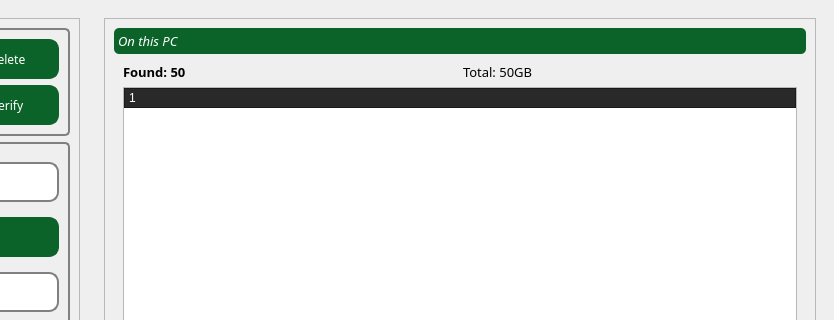
i0nsec/iFirmware-Toolkit, file _iFTK.ui: the form before one commit; both pictures show x 448 to 1282 and y 0 to 320 of the 1282 by 801 pixel window.
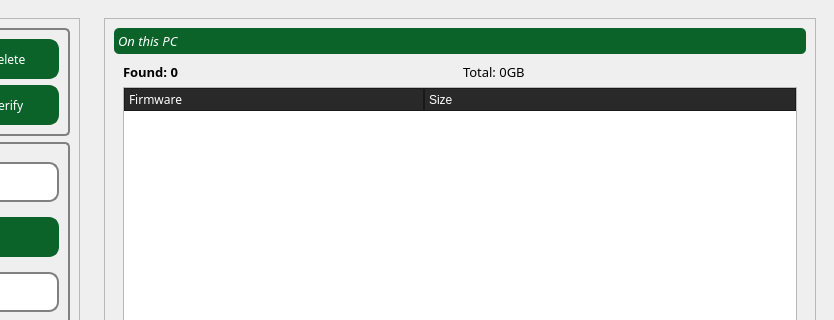
The form after the commit. Icons and pictures are not drawn.

What changed in the file:
```diff
--- a/_iFTK.ui
+++ b/_iFTK.ui
@@ -143,9 +143,25 @@
 
 QMenu {border: 1px solid black;}QMenu::item {background-color: transparent;}QMenu::item:selected {background-color: #654321;}</string>
                   </property>
+                  <attribute name="headerMinimumSectionSize">
+                   <number>50</number>
+                  </attribute>
+                  <attribute name="headerDefaultSectionSize">
+                   <number>300</number>
+                  </attribute>
                   <column>
                    <property name="text">
-                    <string/>
+                    <string>Firmware</string>
+                   </property>
+                   <property name="font">
+                    <font>
+                     <family>Segoe UI Semibold</family>
+                    </font>
+                   </property>
+                  </column>
+                  <column>
+                   <property name="text">
+                    <string>Size</string>
                    </property>
                   </column>
                  </widget>
@@ -241,7 +257,7 @@
                    </font>
                   </property>
                   <property name="text">
-                   <string>Found: 50</string>
+                   <string>Found: 0</string>
                   </property>
                  </widget>
                 </item>
@@ -254,7 +270,7 @@
                    </font>
                   </property>
                   <property name="text">
-                   <string>Total: 50GB</string>
+                   <string>Total: 0GB</string>
                   </property>
                  </widget>
                 </item>
```
Left out of the diff: 8 changed lines with no effect on the pictures.
